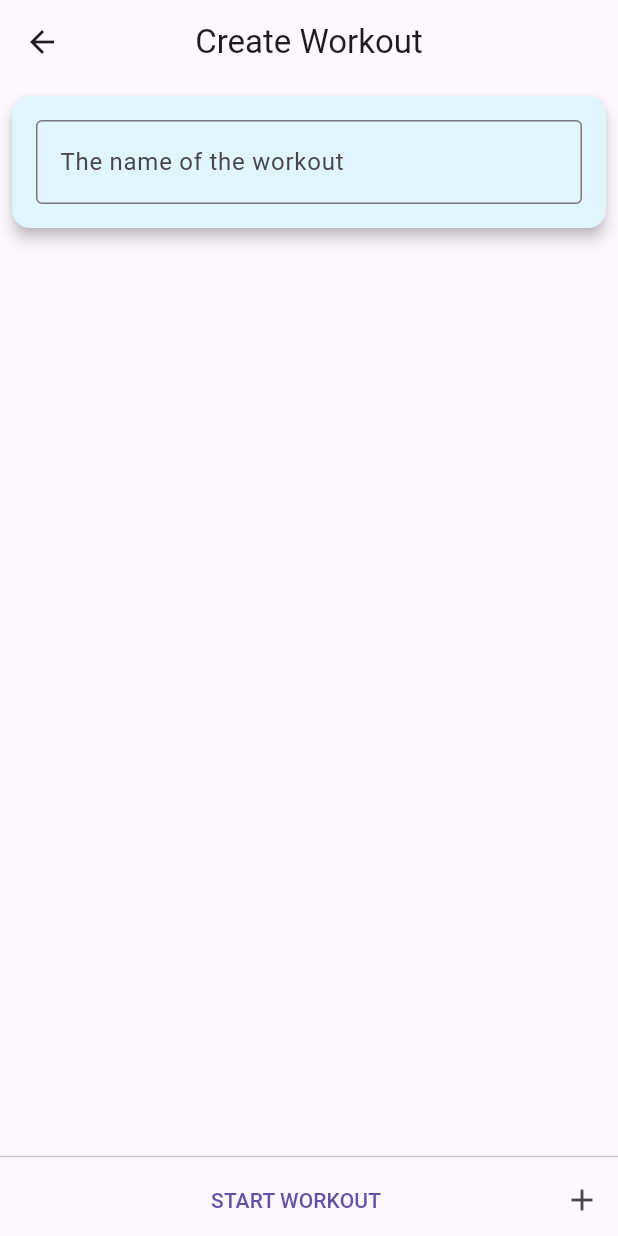
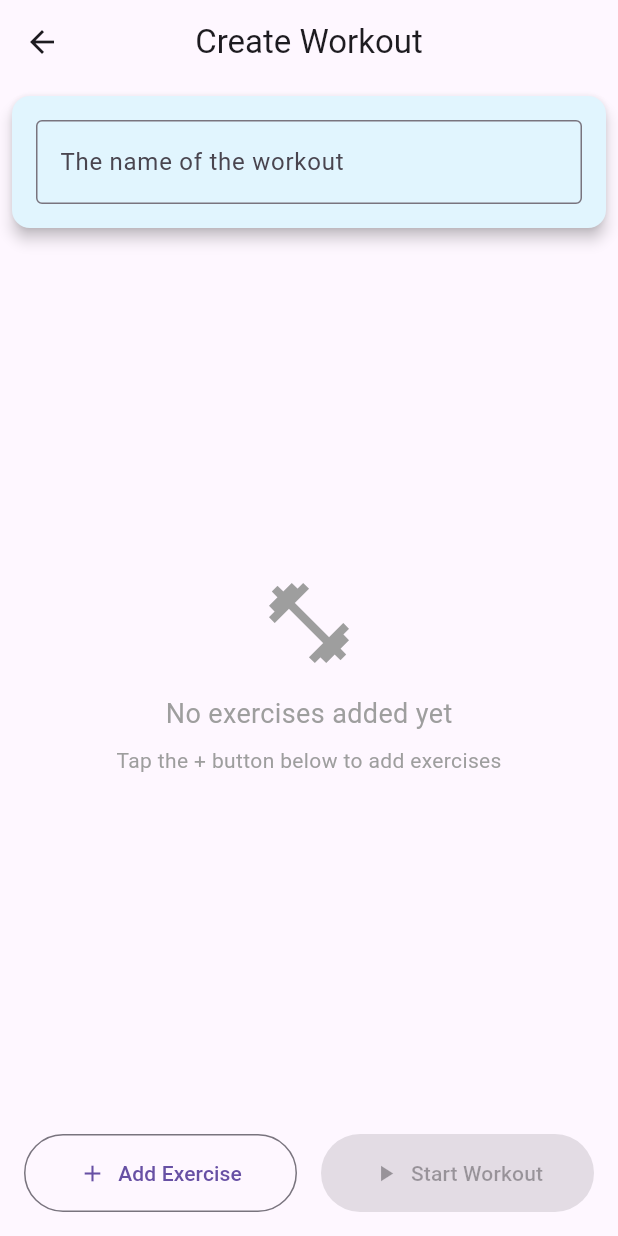
Before and after one commit to niceric/ultimateexercise, a Flutter app: the CreateWorkout screen opened by its route, on a phone screen of 412 x 824 dp. Run offline on Flutter 3.47's test engine with Material 3 defaults, Android fonts, the phone set to English and light mode, and no system bars; our stand-ins replace fl_chart, geocoding, geolocator, go_router, hive, hive_flutter and 2 more; accounts and stored records are empty.

Commit message:
Fix create_workout screen - resolve async weather bug and improve UI
Fixed critical bug where START WORKOUT button would crash due to accessing
null weather data before async fetch completed. Also improved UX with
clearer buttons and helpful empty states.

Bug fixes:
- Made START WORKOUT onPressed handler async and properly await weather fetch
- Added null check and fallback for weather data ('?' / 'Not found')
- Prevents crash when weather API fails or is slow

UI/UX improvements:
- Added empty state when no exercises: shows icon, helpful text, and instructions
- Completely redesigned bottom button layout:
  * "Add Exercise" button (outlined, left side, always enabled)
  * "Start Workout" button (elevated/green, right side, disabled until exercises added)
  * Both buttons now full-width, side-by-side, with clear icons
  * Better padding and visual hierarchy
- Start Workout button is disabled (grayed out) when no exercises added
- Clear visual feedback showing what user needs to do next

User flow is now crystal clear:
1. Enter workout name (optional, auto-saves as you type)
2. Click "Add Exercise" button to add exercises
3. "Start Workout" button becomes enabled once exercises are added
4. Click "Start Workout" to begin training session

File: trainingapp/lib/screens/create_workout.dart

```diff
--- a/trainingapp/lib/screens/create_workout.dart
+++ b/trainingapp/lib/screens/create_workout.dart
@@ -54,10 +54,29 @@ class CreateWorkout extends StatelessWidget {
                           ),
                         ]))),
             Expanded(
-              child: ListView.builder(
-                itemCount: workoutProvider.workouts.isEmpty
-                    ? 0
-                    : workoutProvider.workouts.last.exercises.length,
+              child: workoutProvider.workouts.isEmpty ||
+                      workoutProvider.workouts.last.exercises.isEmpty
+                  ? Center(
+                      child: Column(
+                        mainAxisAlignment: MainAxisAlignment.center,
+                        children: [
+                          Icon(Icons.fitness_center,
+                              size: 64, color: Colors.grey),
+                          SizedBox(height: 16),
+                          Text(
+                            'No exercises added yet',
+                            style: TextStyle(fontSize: 18, color: Colors.grey),
+                          ),
+                          SizedBox(height: 8),
+                          Text(
+                            'Tap the + button below to add exercises',
+                            style: TextStyle(fontSize: 14, color: Colors.grey),
+                          ),
+                        ],
+                      ),
+                    )
+                  : ListView.builder(
+                      itemCount: workoutProvider.workouts.last.exercises.length,
                       itemBuilder: (context, index) {
                         return ExerciseTile(
                           workoutID: workoutProvider.workouts.last.id,
@@ -67,34 +86,62 @@ class CreateWorkout extends StatelessWidget {
                       },
                     ),
             ),
-            Divider(
-              height: 10,
+            Padding(
+              padding: const EdgeInsets.all(16.0),
+              child: Row(
+                mainAxisAlignment: MainAxisAlignment.spaceBetween,
+                children: [
+                  // Add Exercise Button
+                  Expanded(
+                    child: OutlinedButton.icon(
+                      icon: Icon(Icons.add),
+                      label: Text('Add Exercise'),
+                      style: OutlinedButton.styleFrom(
+                        padding: EdgeInsets.symmetric(vertical: 16),
                       ),
-            Row(
-              crossAxisAlignment: CrossAxisAlignment.end,
-              mainAxisAlignment: MainAxisAlignment.end,
-              children: [
-                Padding(
-                  padding: const EdgeInsets.only(left: 100, right: 98),
-                  child: Center(
-                    child: TextButton(
-                      child: Text('START WORKOUT'),
-                      onPressed: () => {
-                        weatherProvider.fetchWeather(),
+                      onPressed: () => context.go('/add_exercise'),
+                    ),
+                  ),
+                  SizedBox(width: 16),
+                  // Start Workout Button
+                  Expanded(
+                    child: ElevatedButton.icon(
+                      icon: Icon(Icons.play_arrow),
+                      label: Text('Start Workout'),
+                      style: ElevatedButton.styleFrom(
+                        padding: EdgeInsets.symmetric(vertical: 16),
+                        backgroundColor: Colors.green,
+                        foregroundColor: Colors.white,
+                      ),
+                      onPressed: workoutProvider.workouts.isEmpty ||
+                              workoutProvider.workouts.last.exercises.isEmpty
+                          ? null
+                          : () async {
+                              // Fetch weather first (await it to complete)
+                              await weatherProvider.fetchWeather();
+
+                              // Set weather data (with fallback if null)
+                              final weather = weatherProvider.weather;
+                              if (weather != null) {
                                 workoutProvider.setWorkoutWeather([
-                          '${weatherProvider.weather!.temperatureCelsius.round()}',
-                          weatherProvider.weather!.mainCondition,
-                        ], workoutProvider.workouts.last.id),
-                        context.go('/ongoing_workout')
+                                  '${weather.temperatureCelsius.round()}',
+                                  weather.mainCondition,
+                                ], workoutProvider.workouts.last.id);
+                              } else {
+                                // Fallback if weather fetch failed
+                                workoutProvider.setWorkoutWeather([
+                                  '?',
+                                  'Not found'
+                                ], workoutProvider.workouts.last.id);
+                              }
+
+                              // Navigate to ongoing workout
+                              context.go('/ongoing_workout');
                             },
                     ),
                   ),
+                ],
               ),
-                IconButton(
-                  icon: Icon(Icons.add),
-                  onPressed: () => {context.go('/add_exercise')},
-                ),
-              ],
             )
           ],
         ),
```
Lines whose indentation alone changed are shown as unchanged.
